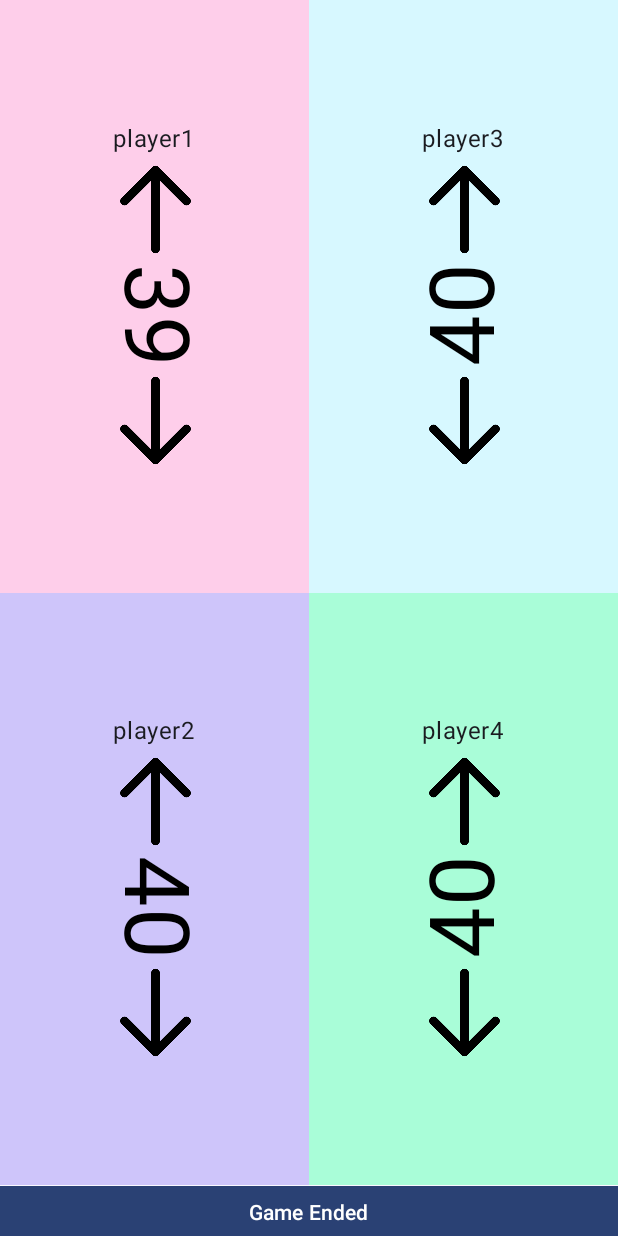
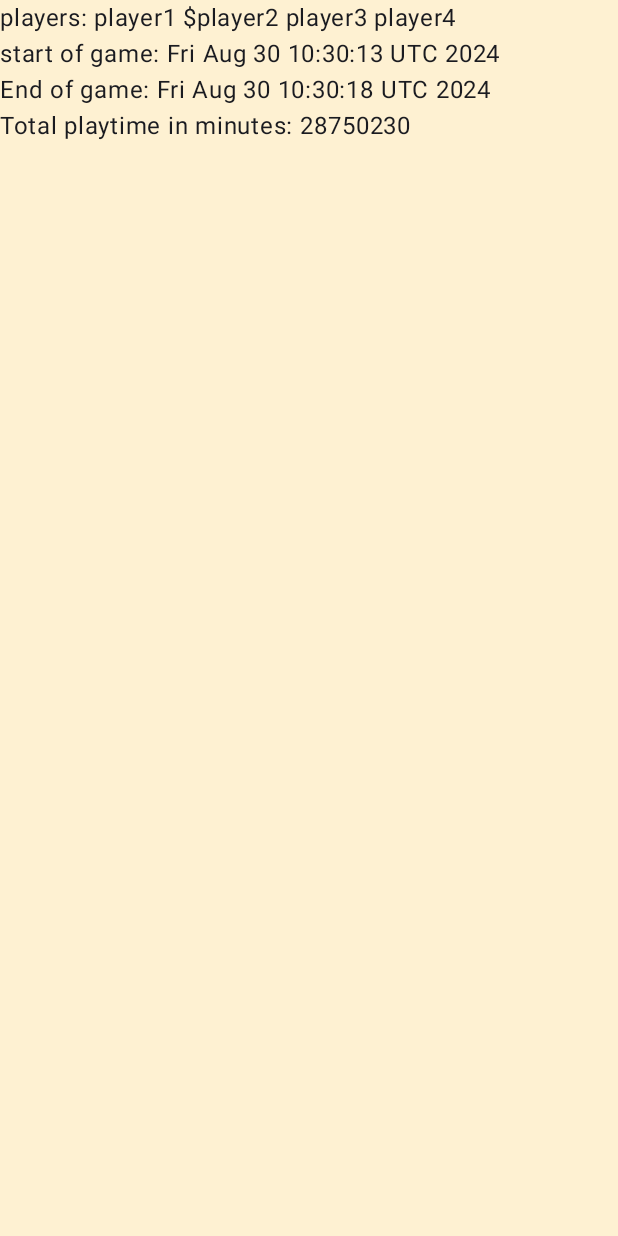
Before and after one commit to gvidas123/MtgLifeCounter, an Android app built with Jetpack Compose: the CommanderScreen screen opened through its navigation route, after a tap on "Game Ended", on a phone screen of 412 x 824 dp. Run offline under Robolectric (Android 15) with nearby library versions, the phone set to English and light mode, and no system bars; 1 other tap on this screen came first.

Commit message:
implemented time calculation for a match

```diff
--- a/app/src/main/java/com/example/mtglifecounter/MainScreen.kt
+++ b/app/src/main/java/com/example/mtglifecounter/MainScreen.kt
@@ -3,41 +3,32 @@ import androidx.annotation.StringRes
 import androidx.compose.foundation.layout.padding
 import androidx.compose.material3.Scaffold
 import androidx.compose.runtime.Composable
-import androidx.compose.runtime.collectAsState
 import androidx.compose.ui.Modifier
 import androidx.navigation.NavHostController
 import androidx.navigation.compose.NavHost
 import androidx.navigation.compose.composable
 import androidx.navigation.compose.rememberNavController
 import com.example.mtglifecounter.screens.CommanderScreen
+import com.example.mtglifecounter.screens.EndScreen
 import com.example.mtglifecounter.screens.StartScreen
 import com.example.mtglifecounter.screens.PlayerSelectionScreen
-import androidx.compose.runtime.getValue
-import androidx.lifecycle.viewmodel.compose.viewModel
-import androidx.navigation.compose.currentBackStackEntryAsState
 import com.example.mtglifecounter.ui.theme.CounterViewModel
 
 
 enum class Screens(@StringRes title: Int) {
     Start(title = R.string.app_name),
     Commander(title = R.string.commander),
-    Selection(title = R.string.selection)
+    Selection(title = R.string.selection),
+    EndGame(title = R.string.end_game)
 }
-
-
 
 @Composable
 fun MtgLifeCounterApp(
     counterViewModel: CounterViewModel,
     navController: NavHostController = rememberNavController()
 ) {
-    val backStackEntry by navController.currentBackStackEntryAsState()
-    val currentScreen = Screens.valueOf(
-        backStackEntry?.destination?.route ?: Screens.Start.name
-    )
-    Scaffold(
 
-    ){
+    Scaffold {
         innerPadding ->
         NavHost(
             navController = navController,
@@ -62,11 +53,15 @@ fun MtgLifeCounterApp(
             composable(route = Screens.Commander.name) {
                 CommanderScreen(
                     viewModel = counterViewModel,
-                    onButtonClick = { navController.popBackStack(Screens.Start.name, inclusive = false) }
+                    onButtonClick = { navController.navigate(Screens.EndGame.name) }
                 )
+            }
+            composable(route = Screens.EndGame.name) {
+                EndScreen(
+                    viewModel = counterViewModel
+                )
+
             }
         }
     }
-
-
 }
--- a/app/src/main/java/com/example/mtglifecounter/screens/CommanderScreen.kt
+++ b/app/src/main/java/com/example/mtglifecounter/screens/CommanderScreen.kt
@@ -24,18 +24,14 @@ import androidx.compose.ui.layout.ContentScale
 import androidx.compose.ui.platform.LocalView
 import androidx.compose.ui.res.painterResource
 import androidx.compose.ui.text.style.TextAlign
-import androidx.compose.ui.tooling.preview.Preview
 import androidx.compose.ui.unit.dp
 import androidx.compose.ui.unit.sp
-import androidx.lifecycle.viewmodel.compose.viewModel
 import com.example.mtglifecounter.R
 import com.example.mtglifecounter.ui.theme.CounterViewModel
-import com.example.mtglifecounter.ui.theme.MtgLifeCounterTheme
-import com.example.mtglifecounter.ui.theme.PinkPastel
 import com.example.mtglifecounter.ui.theme.CyanPastel
 import com.example.mtglifecounter.ui.theme.GreenPastel
+import com.example.mtglifecounter.ui.theme.PinkPastel
 import com.example.mtglifecounter.ui.theme.PurplePastel
-
 
 @Composable
 fun CommanderScreen(
@@ -43,6 +39,7 @@ fun CommanderScreen(
     onButtonClick: () -> Unit = {}
 ) {
     KeepScreenOn()
+
     Column(modifier = Modifier.fillMaxSize()) {
 
         Row(
@@ -89,7 +86,7 @@ fun CommanderScreen(
                 )
             }
             Button(
-                onClick = {},
+                onClick = { onButtonClick() },
                 modifier = Modifier
                     .fillMaxWidth()
                     .fillMaxHeight()
--- /dev/null
+++ b/app/src/main/java/com/example/mtglifecounter/screens/EndScreen.kt
@@ -0,0 +1,38 @@
+package com.example.mtglifecounter.screens
+
+import androidx.compose.foundation.layout.Box
+import androidx.compose.foundation.layout.Column
+import androidx.compose.foundation.layout.fillMaxSize
+import androidx.compose.material3.Text
+import androidx.compose.runtime.Composable
+import androidx.compose.ui.Modifier
+import androidx.compose.ui.draw.drawBehind
+import com.example.mtglifecounter.ui.theme.CounterViewModel
+import com.example.mtglifecounter.ui.theme.YellowPastel
+import java.util.Calendar
+
+@Composable
+fun EndScreen(
+    viewModel: CounterViewModel
+) {
+    Box(
+       modifier = Modifier
+           .fillMaxSize()
+           .drawBehind {
+               drawRect(
+                   color = YellowPastel
+               )
+
+           }
+    ){
+        Column {
+            val time = viewModel.startTime.toString()
+            val endTime = Calendar.getInstance().time
+            val playedTime = (System.currentTimeMillis() - viewModel.startTimeMilis) / 60000
+            Text(text = "players: ${viewModel.player1} $${viewModel.player2} ${viewModel.player3} ${viewModel.player4}")
+            Text(text = "start of game: $time")
+            Text(text = "End of game: $endTime")
+            Text(text = "Total playtime in minutes: $playedTime")
+        }
+    }
+}
--- a/app/src/main/java/com/example/mtglifecounter/screens/PlayerSelectionScreen.kt
+++ b/app/src/main/java/com/example/mtglifecounter/screens/PlayerSelectionScreen.kt
@@ -14,33 +14,24 @@ import androidx.compose.foundation.layout.wrapContentSize
 import androidx.compose.material3.Button
 import androidx.compose.material3.DropdownMenu
 import androidx.compose.material3.DropdownMenuItem
-
 import androidx.compose.material3.ExperimentalMaterial3Api
-import androidx.compose.material3.ExposedDropdownMenuBox
-import androidx.compose.material3.ExposedDropdownMenuDefaults
 import androidx.compose.material3.Text
-import androidx.compose.material3.TextField
 import androidx.compose.runtime.Composable
-import androidx.compose.runtime.collectAsState
 import androidx.compose.runtime.getValue
 import androidx.compose.runtime.mutableStateOf
 import androidx.compose.runtime.remember
-import androidx.compose.runtime.saveable.rememberSaveable
 import androidx.compose.runtime.setValue
 import androidx.compose.ui.Alignment
 import androidx.compose.ui.Modifier
 import androidx.compose.ui.draw.drawBehind
-import androidx.compose.ui.focus.focusModifier
 import androidx.compose.ui.graphics.Color
 import androidx.compose.ui.graphics.RectangleShape
-import androidx.compose.ui.platform.LocalContext
 import androidx.compose.ui.tooling.preview.Preview
 import androidx.compose.ui.unit.dp
-import androidx.lifecycle.viewmodel.compose.viewModel
 import com.example.mtglifecounter.ui.theme.MtgLifeCounterTheme
 import com.example.mtglifecounter.ui.theme.YellowPastel
-import java.io.InputStreamReader
 import com.example.mtglifecounter.ui.theme.CounterViewModel
+import java.util.Calendar
 
 
 @Composable
@@ -85,7 +76,11 @@ fun PlayerSelectionScreen(
 
             }
             Button(
-                onClick = { onButtonClick() },
+                onClick = {
+                    val currentTime = Calendar.getInstance().time
+                    viewModel.startTime = currentTime
+                    viewModel.startTimeMilis = System.currentTimeMillis()
+                    onButtonClick()},
                 shape = RectangleShape,
                 modifier = Modifier.fillMaxWidth()
 
@@ -121,7 +116,7 @@ fun Quadrant(player: String,fraction: Float, viewModel: CounterViewModel,number:
                     DropdownMenuItem(
                         text = { Text(text = item) },
                         onClick = {
-                            when(number) { // checks which quadrant it is to assign the correct viewmodel value the value of the choice
+                            when(number) { // checks which quadrant it is to assign to the correct value
                                 1 -> viewModel.player1 = item
                                 2 -> viewModel.player2 = item
                                 3 -> viewModel.player3 = item
--- a/app/src/main/java/com/example/mtglifecounter/screens/StartScreen.kt
+++ b/app/src/main/java/com/example/mtglifecounter/screens/StartScreen.kt
@@ -6,22 +6,16 @@ import androidx.compose.foundation.layout.Column
 import androidx.compose.foundation.layout.fillMaxHeight
 import androidx.compose.foundation.layout.fillMaxSize
 import androidx.compose.foundation.layout.fillMaxWidth
-import androidx.compose.material3.Button
-import androidx.compose.material3.ButtonColors
 import androidx.compose.material3.ButtonDefaults
 import androidx.compose.material3.OutlinedButton
 import androidx.compose.material3.Text
 import androidx.compose.runtime.Composable
 import androidx.compose.ui.Modifier
 import androidx.compose.ui.graphics.Color
-import androidx.compose.ui.graphics.RectangleShape
 import androidx.compose.ui.tooling.preview.Preview
 import com.example.mtglifecounter.ui.theme.MtgLifeCounterTheme
 import com.example.mtglifecounter.ui.theme.Greenish
-import com.example.mtglifecounter.ui.theme.Orangish
-import com.example.mtglifecounter.ui.theme.Whitish
 import com.example.mtglifecounter.ui.theme.LightGreenish
-import java.io.File
 
 
 @Composable
--- a/app/src/main/java/com/example/mtglifecounter/ui/theme/CounterViewModel.kt
+++ b/app/src/main/java/com/example/mtglifecounter/ui/theme/CounterViewModel.kt
@@ -4,11 +4,16 @@ import androidx.lifecycle.ViewModel
 import kotlinx.coroutines.flow.StateFlow
 import kotlinx.coroutines.flow.asStateFlow
 import kotlinx.coroutines.flow.update
+import java.util.Calendar
+import java.util.Date
 
 
 class CounterViewModel {
+    private val currentTime = Calendar.getInstance().time
     var player1: String = "player1"
     var player2: String = "player2"
     var player3: String = "player3"
     var player4: String = "player4"
+    var startTime: Date = currentTime
+    var startTimeMilis: Long = 20
 }
--- a/app/src/main/res/values/strings.xml
+++ b/app/src/main/res/values/strings.xml
@@ -2,4 +2,5 @@
     <string name="app_name">mtg life counter</string>
     <string name="commander">Commander</string>
     <string name="selection">Selection</string>
+    <string name="end_game"> Endgame</string>
 </resources>
```
